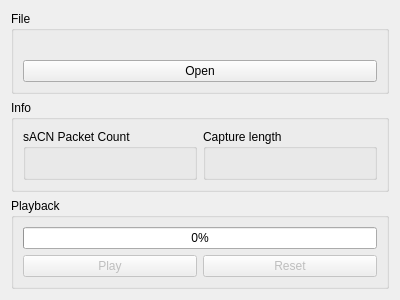
This is ui/pcapplayback.ui in docsteer/sacnview as Qt 5 draws it before an edit. The edited form follows.
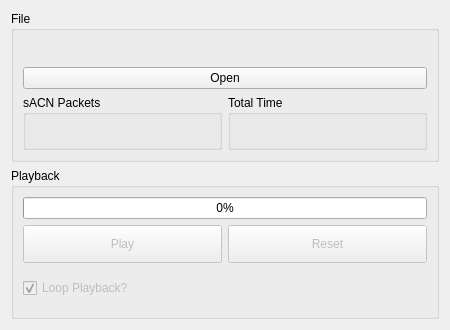
This is the edited form. Icons and pictures are not drawn.

```diff
--- a/ui/pcapplayback.ui
+++ b/ui/pcapplayback.ui
@@ -6,8 +6,8 @@
    <rect>
     <x>0</x>
     <y>0</y>
-    <width>400</width>
-    <height>300</height>
+    <width>450</width>
+    <height>330</height>
    </rect>
   </property>
   <property name="sizePolicy">
@@ -18,8 +18,8 @@
   </property>
   <property name="minimumSize">
    <size>
-    <width>400</width>
-    <height>300</height>
+    <width>450</width>
+    <height>330</height>
    </size>
   </property>
   <property name="windowTitle">
@@ -68,23 +68,16 @@
         </property>
        </widget>
       </item>
-     </layout>
-    </widget>
-   </item>
    <item>
-    <widget class="QGroupBox" name="grpInfo">
-     <property name="title">
-      <string>Info</string>
-     </property>
-     <layout class="QHBoxLayout" name="horizontalLayout_2">
+       <layout class="QHBoxLayout" name="horizontalLayout">
       <item>
-       <widget class="QGroupBox" name="grpCount">
+         <widget class="QGroupBox" name="grpFileCount">
         <property name="title">
-         <string>sACN Packet Count</string>
+           <string>sACN Packets</string>
         </property>
         <layout class="QVBoxLayout" name="verticalLayout_3">
          <item>
-          <widget class="QLabel" name="lblPacketCount">
+            <widget class="QLabel" name="lblFileCount">
            <property name="text">
             <string/>
            </property>
@@ -97,13 +90,13 @@
        </widget>
       </item>
       <item>
-       <widget class="QGroupBox" name="grpTime">
+         <widget class="QGroupBox" name="grpFileTime">
         <property name="title">
-         <string>Capture length</string>
+           <string>Total Time</string>
         </property>
         <layout class="QVBoxLayout" name="verticalLayout_4">
          <item>
-          <widget class="QLabel" name="lblTime">
+            <widget class="QLabel" name="lblFileTime">
            <property name="text">
             <string/>
            </property>
@@ -114,6 +107,8 @@
          </item>
         </layout>
        </widget>
+        </item>
+       </layout>
       </item>
      </layout>
     </widget>
@@ -182,6 +177,28 @@
         </item>
        </layout>
       </item>
+      <item>
+       <widget class="QCheckBox" name="chkLoop">
+        <property name="enabled">
+         <bool>false</bool>
+        </property>
+        <property name="sizePolicy">
+         <sizepolicy hsizetype="Expanding" vsizetype="Expanding">
+          <horstretch>0</horstretch>
+          <verstretch>0</verstretch>
+         </sizepolicy>
+        </property>
+        <property name="text">
+         <string>Loop Playback?</string>
+        </property>
+        <property name="checkable">
+         <bool>true</bool>
+        </property>
+        <property name="checked">
+         <bool>true</bool>
+        </property>
+       </widget>
+      </item>
      </layout>
     </widget>
    </item>
```
Lines whose indentation alone changed are shown as unchanged.
